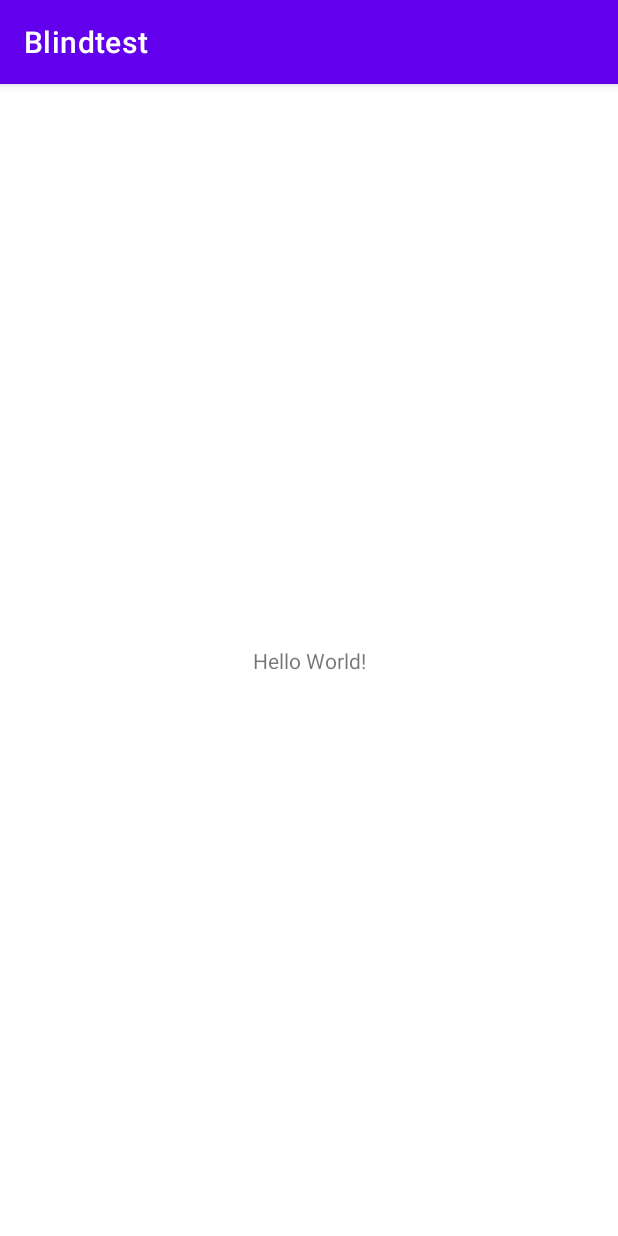
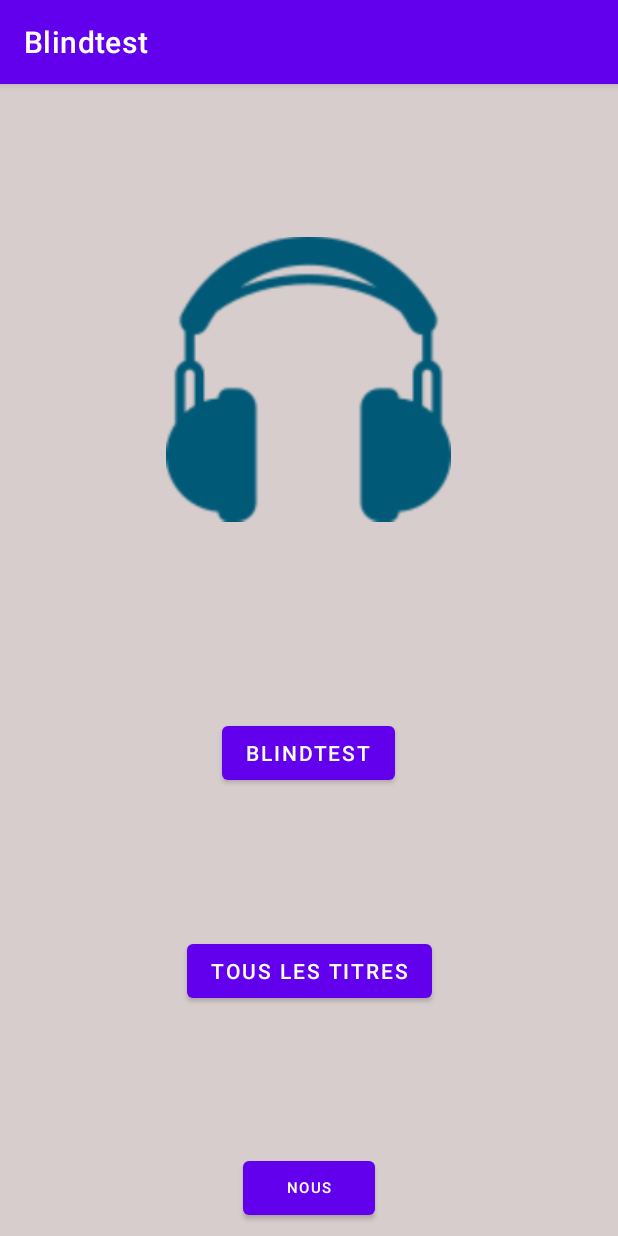
Before and after one commit to coding-factory-classrooms/android-l2-flashcards-groupe-3-blindtest-musical, an Android app: the screen it shows after launch (MainActivity), on a phone screen of 412 x 824 dp. Run offline under Robolectric (Android 15) with nearby library versions, the phone set to English and light mode, and no system bars.

Commit message:
mainActivity xml & mediaPlayer test with a song

```diff
--- a/app/src/main/java/com/rosstail/blindtest/MainActivity.java
+++ b/app/src/main/java/com/rosstail/blindtest/MainActivity.java
@@ -1,14 +1,33 @@
 package com.rosstail.blindtest;
 
 import androidx.appcompat.app.AppCompatActivity;
-
+import android.media.MediaPlayer;
 import android.os.Bundle;
+import android.view.View;
+import android.widget.Button;
 
 public class MainActivity extends AppCompatActivity {
+
+    MediaPlayer mp;
 
     @Override
     protected void onCreate(Bundle savedInstanceState) {
         super.onCreate(savedInstanceState);
         setContentView(R.layout.activity_main);
+
+        Button aboutButton = findViewById(R.id.aboutButton);
+        aboutButton.setOnClickListener(new View.OnClickListener() {
+            @Override
+            public void onClick(View v) {
+                playClick();
+            }
+        });
+    }
+
+
+
+    public void playClick(){
+        mp = MediaPlayer.create(MainActivity.this, R.raw.mj_thriller);
+        mp.start();
     }
 }
--- a/app/src/main/res/layout/activity_main.xml
+++ b/app/src/main/res/layout/activity_main.xml
@@ -4,15 +4,50 @@
     xmlns:tools="http://schemas.android.com/tools"
     android:layout_width="match_parent"
     android:layout_height="match_parent"
+    android:background="#D8CDCD"
     tools:context=".MainActivity">
 
-    <TextView
+    <ImageView
+        android:id="@+id/imageView"
+        android:layout_width="190dp"
+        android:layout_height="193dp"
+        android:layout_marginTop="100dp"
+        app:layout_constraintEnd_toEndOf="parent"
+        app:layout_constraintHorizontal_bias="0.498"
+        app:layout_constraintStart_toStartOf="parent"
+        app:layout_constraintTop_toTopOf="parent"
+        app:srcCompat="@drawable/headphones" />
+
+    <Button
+        android:id="@+id/blindTestButton"
         android:layout_width="wrap_content"
         android:layout_height="wrap_content"
-        android:text="Hello World!"
+        android:layout_marginTop="32dp"
+        android:text="BlindTest"
+        app:layout_constraintBottom_toTopOf="@+id/allQuestionsButton"
+        app:layout_constraintEnd_toEndOf="@+id/imageView"
+        app:layout_constraintStart_toStartOf="@+id/imageView"
+        app:layout_constraintTop_toBottomOf="@+id/imageView" />
+
+    <Button
+        android:id="@+id/allQuestionsButton"
+        android:layout_width="wrap_content"
+        android:layout_height="wrap_content"
+        android:text="Tous les titres"
+        app:layout_constraintBottom_toTopOf="@+id/aboutButton"
+        app:layout_constraintEnd_toEndOf="@+id/imageView"
+        app:layout_constraintHorizontal_bias="0.517"
+        app:layout_constraintStart_toStartOf="@+id/imageView"
+        app:layout_constraintTop_toBottomOf="@+id/blindTestButton" />
+
+    <Button
+        android:id="@+id/aboutButton"
+        android:layout_width="wrap_content"
+        android:layout_height="wrap_content"
+        android:layout_marginBottom="8dp"
+        android:text="Nous"
+        android:textSize="10sp"
         app:layout_constraintBottom_toBottomOf="parent"
-        app:layout_constraintLeft_toLeftOf="parent"
-        app:layout_constraintRight_toRightOf="parent"
-        app:layout_constraintTop_toTopOf="parent" />
-
+        app:layout_constraintEnd_toEndOf="@+id/imageView"
+        app:layout_constraintStart_toStartOf="@+id/imageView" />
 </androidx.constraintlayout.widget.ConstraintLayout>
```
Also changed, not shown: app/src/main/res/drawable/headphones.png (added), 1 other file.
